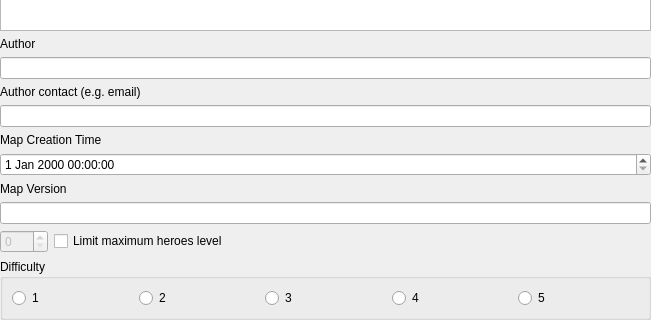
vcmi/vcmi, file mapeditor/mapsettings/generalsettings.ui: the form before one commit; both pictures show x 0 to 651 and y 161 to 481 of the 651 by 481 pixel window.
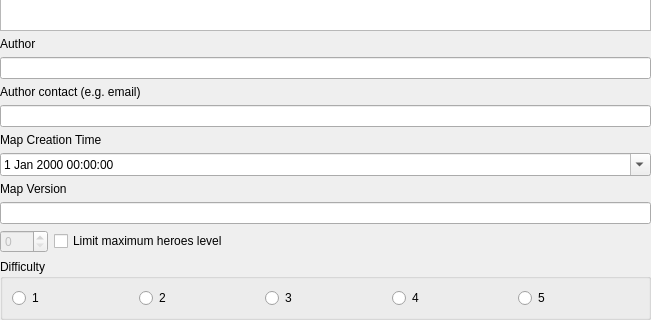
The form after the commit.

Diff of the .ui file:
```diff
--- a/mapeditor/mapsettings/generalsettings.ui
+++ b/mapeditor/mapsettings/generalsettings.ui
@@ -74,7 +74,11 @@
     </widget>
    </item>
    <item>
-    <widget class="QDateTimeEdit" name="mapCreationDateTimeEdit"/>
+    <widget class="QDateTimeEdit" name="mapCreationDateTimeEdit">
+     <property name="calendarPopup">
+      <bool>true</bool>
+     </property>
+    </widget>
    </item>
    <item>
     <widget class="QLabel" name="label_6">
```
